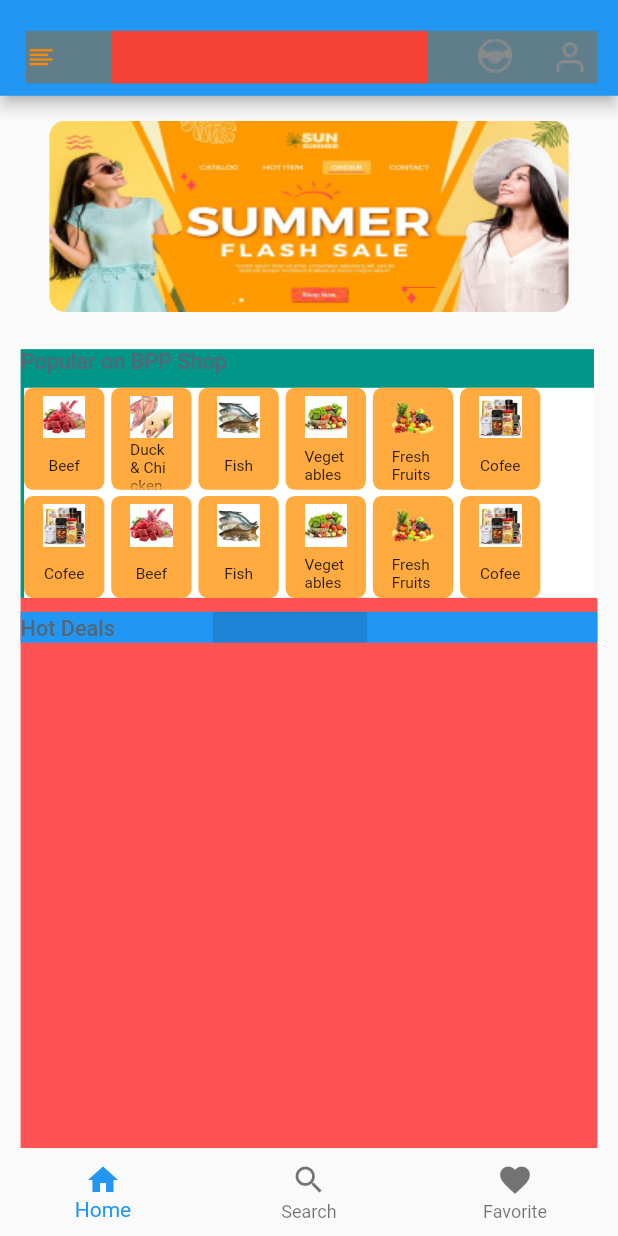
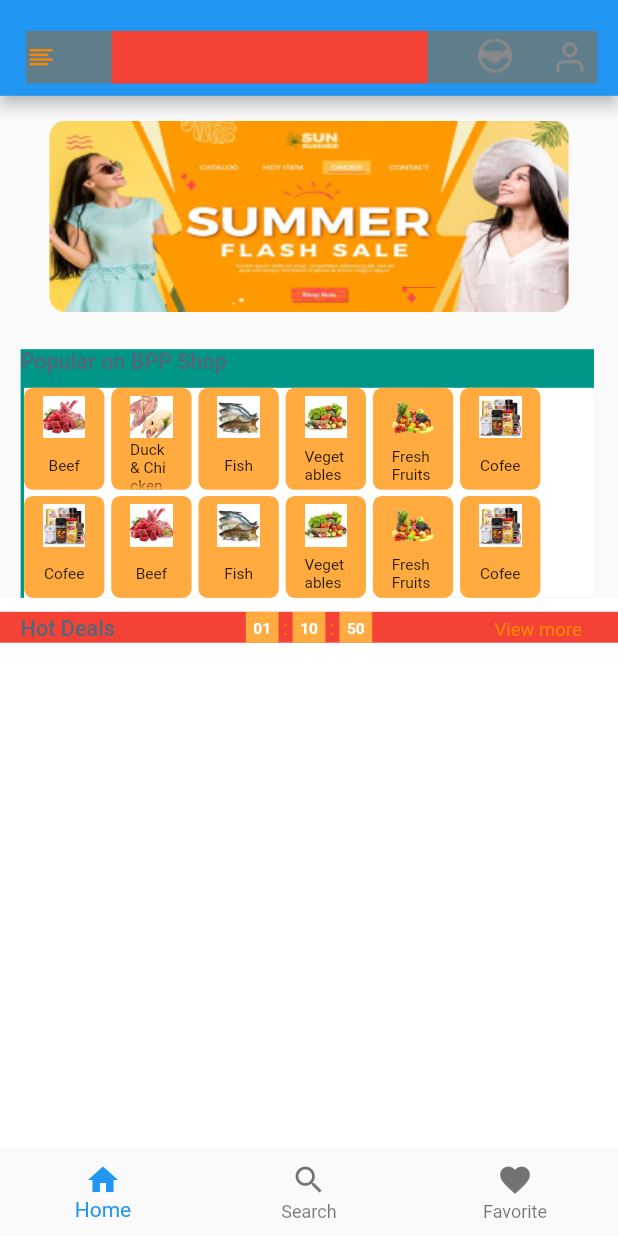
Before and after one commit to asif-excelitai/bpp_seller_ui, a Flutter app: the screen it shows after launch, on a phone screen of 412 x 824 dp. Run offline on Flutter 3.47's test engine with Material 2 defaults, Android fonts, the phone set to English and light mode, and no system bars; drawn by our look-alikes of carousel_slider, dots_indicator; our stand-ins replace flutter_screenutil, slide_countdown.

Commit message:
hot deals bar complete structure

```diff
--- a/lib/pages/screens/Home_Screen/homescreen.dart
+++ b/lib/pages/screens/Home_Screen/homescreen.dart
@@ -1,6 +1,7 @@
 import 'package:bpp_seller_ans/pages/screens/Home_Screen/widgets/Sub_category/popularOnbppShop.dart';
 import 'package:bpp_seller_ans/pages/screens/Home_Screen/widgets/bottom_nav_bar.dart';
 import 'package:bpp_seller_ans/pages/screens/Home_Screen/widgets/customAppbar.dart';
+import 'package:bpp_seller_ans/pages/screens/Home_Screen/widgets/hot_deals_feather.dart';
 import 'package:flutter/material.dart';
 import 'package:flutter/services.dart';
 import 'package:flutter_screenutil/flutter_screenutil.dart';
@@ -43,48 +44,56 @@ class _HomepageState extends State<Homepage> {
                   Column(
                     children: [
                       PopularOnBppShop(),
-                      Container(
-                        // margin: EdgeInsets.only(top: 0.h),
-                        height: 383.h,
-                        width: 360.w,
-                        color: Colors.redAccent,
-                        child: Padding(
-                          padding:  EdgeInsets.only(top: 9.0.h),
-                          child: Column(
-                            crossAxisAlignment: CrossAxisAlignment.start,
-                            children: [
-                                    Container(
-                                      color: Colors.blue,
-                                      height: 20.h,
-                                      child: Row(
-                                        children: [
-                                          Container(
-                                            margin: EdgeInsets.only(top: 3.h,right: 57.w),
-                                            child: Text("Hot Deals",style: TextStyle(
-                                              color:Color(0xFF546678),
-                                              fontSize: 14.sp,
-                                              fontWeight: FontWeight.w500,
-                                            )),
-                                          ),
-                                          Container(
-                                            color: Colors.black12,
-                                            width: 90.w,
-                                            height: 20.h,
-
-                                          )
-                                        ],
-                                      ),
-                                    )
-                            ],
-                          ),
-                        ),
-                      )
+                      // Container(
+                      //   // margin: EdgeInsets.only(top: 0.h),
+                      //   height: 383.h,
+                      //   width: 360.w,
+                      //   // color: Color(0xFFFFFFFF),
+                      //   color: Colors.red,
+                      //   child: Padding(
+                      //     padding:  EdgeInsets.only(top: 9.0.h),
+                      //     child: Column(
+                      //       crossAxisAlignment: CrossAxisAlignment.start,
+                      //       children: [
+                      //               Container(
+                      //                 height: 20.h,
+                      //                 child: Row(
+                      //                   children: [
+                      //                     Container(
+                      //                       margin: EdgeInsets.only(top: 3.h),
+                      //                       child: Text("Hot Deals",style: TextStyle(
+                      //                         color:Color(0xFF546678),
+                      //                         fontSize: 14.sp,
+                      //                         fontWeight: FontWeight.w500,
+                      //                       )),
+                      //                     ),
+                      //                     const TimerCountDown(),
+                      //                     Padding(
+                      //                       padding: EdgeInsets.only(left:63.h,top: 5.h ),
+                      //                       child: Container(
+                      //                         height: 15.h,
+                      //                         width: 60.w,
+                      //                         child: Text("View more",style: TextStyle(
+                      //                           color: Color(0xFFFF8800),
+                      //                           fontWeight: FontWeight.w400,
+                      //                           fontSize: 12.sp
+                      //
+                      //                         ),),
+                      //                       ),
+                      //                     ),
+                      //                   ],
+                      //                 ),
+                      //               )
+                      //       ],
+                      //     ),
+                      //   ),
+                      // )
                     ],
                   )
                 ],
               ),
             ),
-
+           const HotdealsFeathers()
           ],
         ),
       ),
--- /dev/null
+++ b/lib/pages/screens/Home_Screen/widgets/hot_deals_feather.dart
@@ -0,0 +1,61 @@
+import 'package:bpp_seller_ans/pages/screens/Home_Screen/widgets/timer_countdown.dart';
+import 'package:flutter/material.dart';
+import 'package:flutter_screenutil/flutter_screenutil.dart';
+
+class HotdealsFeathers extends StatelessWidget {
+  const HotdealsFeathers({
+    super.key,
+  });
+
+  @override
+  Widget build(BuildContext context) {
+    return Container(
+      // margin: EdgeInsets.only(top: 0.h),
+      height: 383.h,
+      width: 360.w,
+      color: Color(0xFFFFFFFF),
+      // color: Colors.red,
+      child: Padding(
+        padding:  EdgeInsets.only(top: 9.0.h),
+        child: Column(
+          crossAxisAlignment: CrossAxisAlignment.start,
+          children: [
+            Container(
+              height: 20.h,
+              margin: EdgeInsets.only(),
+              color: Colors.red,
+              child: Row(
+                children: [
+                  Container(
+                    height: 17.h,
+                    width: 66.w,
+                    margin: EdgeInsets.only(top: 3.h,left: 12.w),
+                    child: Text("Hot Deals",style: TextStyle(
+                      color:Color(0xFF546678),
+                      fontSize: 14.sp,
+                      fontWeight: FontWeight.w500,
+                    )),
+                  ),
+                  const TimerCountDown(),
+                  Padding(
+                    padding: EdgeInsets.only(left:63.w,top: 5.h ),
+                    child: Container(
+                      height: 15.h,
+                      width: 60.w,
+                      child: Text("View more",style: TextStyle(
+                          color: Color(0xFFFF8800),
+                          fontWeight: FontWeight.w400,
+                          fontSize: 12.sp
+
+                      ),),
+                    ),
+                  ),
+                ],
+              ),
+            )
+          ],
+        ),
+      ),
+    );
+  }
+}
--- /dev/null
+++ b/lib/pages/screens/Home_Screen/widgets/timer_countdown.dart
@@ -0,0 +1,38 @@
+import 'package:flutter/material.dart';
+import 'package:flutter_screenutil/flutter_screenutil.dart';
+import 'package:slide_countdown/slide_countdown.dart';
+
+class TimerCountDown extends StatelessWidget {
+  const TimerCountDown({
+    super.key,
+  });
+
+  @override
+  Widget build(BuildContext context) {
+    return Container(
+      // color: Colors.black12,
+      margin: EdgeInsets.only(left: 57.w),
+      width: 90.w,
+      height: 20.h,
+      child: SlideCountdownSeparated(
+        separatorStyle:TextStyle(
+          color:Color(0xFFFF8800),
+        ) ,
+        duration: Duration(
+          seconds: 50,
+          minutes: 10,
+          hours: 1,
+        ),
+        decoration: BoxDecoration(
+            color: Colors.orangeAccent
+        ),
+        textStyle: TextStyle(
+          fontSize: 10.sp,
+          fontWeight: FontWeight.w700,
+          color: Color(0xffffffff),
+        ),
+      ),
+
+    );
+  }
+}
--- a/pubspec.yaml
+++ b/pubspec.yaml
@@ -33,6 +33,7 @@ dependencies:
   google_fonts: ^6.1.0
   carousel_slider: ^4.2.1
   dots_indicator: ^3.0.0
+  slide_countdown: ^1.1.1
 
 dev_dependencies:
   flutter_test:
```
Also changed, not shown: pubspec.lock.
